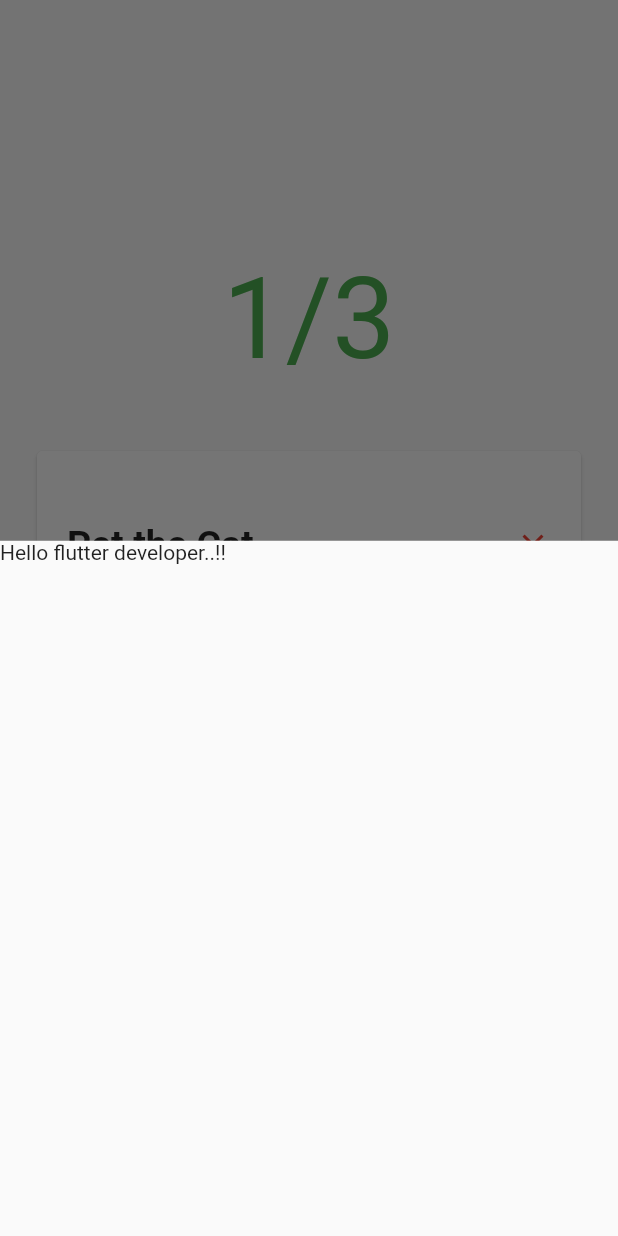
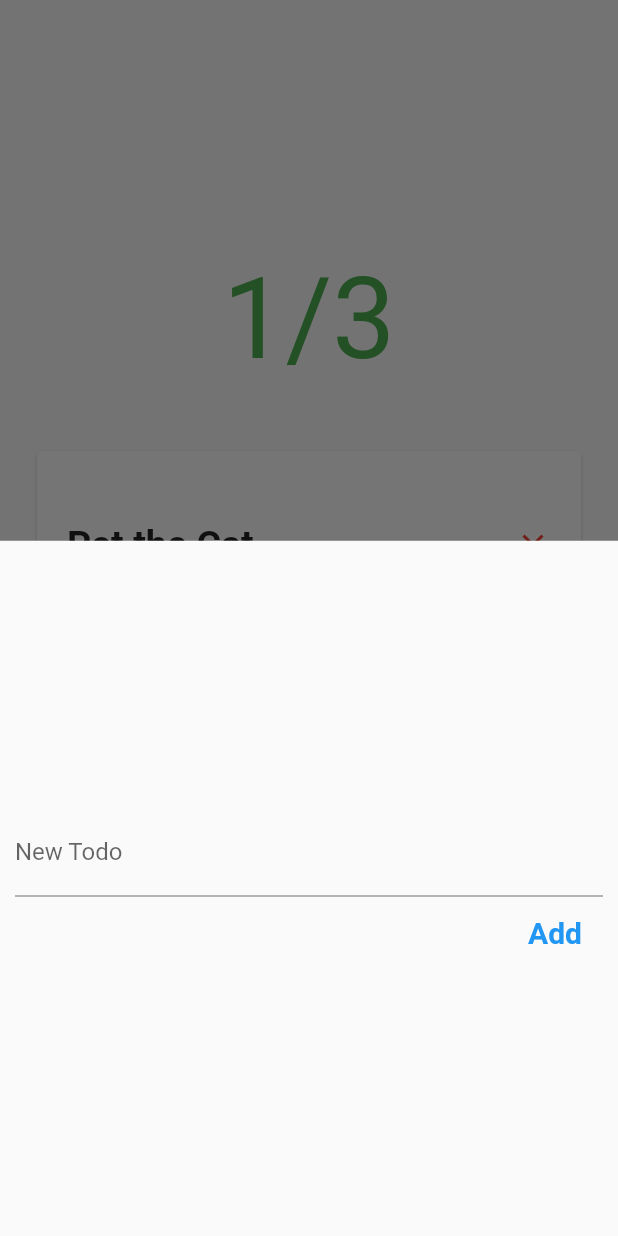
Before and after one commit to Mugisha-isaac/Flutter-todo-app, a Flutter app: the screen it shows after launch, after a tap on the "add" icon, on a phone screen of 412 x 824 dp. Run offline on Flutter 3.47's test engine with Material 2 defaults, Android fonts, the phone set to English and light mode, and no system bars; missing offline and left inert: dart:ffi.

Commit message:
adding new Todo functionality working

```diff
--- a/lib/main.dart
+++ b/lib/main.dart
@@ -50,8 +50,16 @@ class _MyHomePageState extends State<MyHomePage> {
     showModalBottomSheet(
         context: context,
         builder: (bCtx) {
-          return NewTodo();
+          return NewTodo(
+            addTodo: _addTodo,
+          );
         });
+  }
+
+  void _addTodo(String todo) {
+    setState(() {
+      todos.add(Todo(id: "hshajjaj", title: todo, completed: false));
+    });
   }
 
   @override
--- a/lib/widgets/new_todo.dart
+++ b/lib/widgets/new_todo.dart
@@ -1,16 +1,40 @@
 import 'package:flutter/material.dart';
 
 class NewTodo extends StatefulWidget {
+  final Function(String) addTodo;
+  NewTodo({required this.addTodo});
   @override
   State<StatefulWidget> createState() => _NewTodoState();
 }
 
 class _NewTodoState extends State<NewTodo> {
+  TextEditingController _todoController = TextEditingController();
+
   @override
   Widget build(BuildContext context) {
     return Container(
       height: double.infinity,
-      child: Text("Hello flutter developer..!!"),
+      margin: EdgeInsets.all(10),
+      child: Column(
+          mainAxisAlignment: MainAxisAlignment.center,
+          crossAxisAlignment: CrossAxisAlignment.end,
+          children: <Widget>[
+            TextField(
+              controller: _todoController,
+              decoration: InputDecoration(labelText: "New Todo"),
+            ),
+            TextButton(
+                onPressed: () {
+                  widget.addTodo(_todoController.text);
+                },
+                child: const Text(
+                  "Add",
+                  style: TextStyle(
+                      color: Colors.blue,
+                      fontSize: 20,
+                      fontWeight: FontWeight.bold),
+                ))
+          ]),
     );
   }
 }
```
